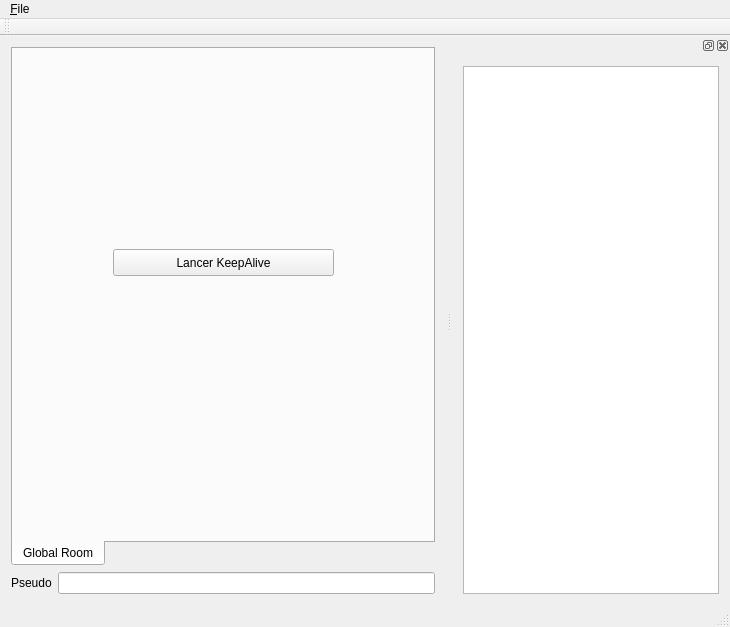
jerem3189/ChatReparti, file Version 1/Client/src/mainwindow.ui: the form before one commit.
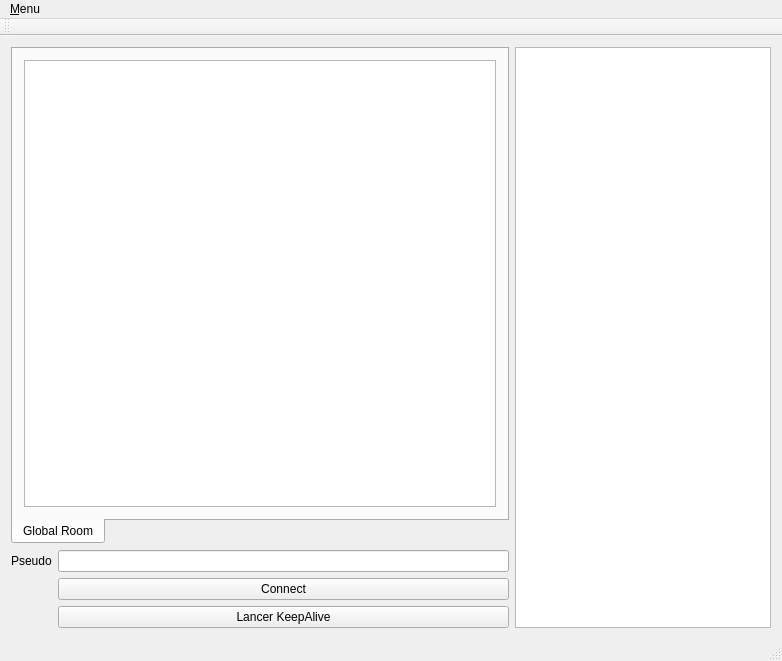
The form after the commit.

```diff
--- a/Version 1/Client/src/mainwindow.ui
+++ b/Version 1/Client/src/mainwindow.ui
@@ -6,8 +6,8 @@
    <rect>
     <x>0</x>
     <y>0</y>
-    <width>730</width>
-    <height>627</height>
+    <width>782</width>
+    <height>661</height>
    </rect>
   </property>
   <property name="windowTitle">
@@ -15,6 +15,13 @@
   </property>
   <widget class="QWidget" name="centralWidget">
    <layout class="QGridLayout" name="gridLayout">
+    <item row="3" column="1">
+     <widget class="QPushButton" name="button_keep_alive">
+      <property name="text">
+       <string>Lancer KeepAlive</string>
+      </property>
+     </widget>
+    </item>
     <item row="0" column="0" colspan="2">
      <widget class="QTabWidget" name="QTabWidget_onglets">
       <property name="tabPosition">
@@ -30,19 +37,11 @@
        <attribute name="title">
         <string>Global Room</string>
        </attribute>
-       <widget class="QPushButton" name="button_keep_alive">
-        <property name="geometry">
-         <rect>
-          <x>100</x>
-          <y>200</y>
-          <width>221</width>
-          <height>27</height>
-         </rect>
-        </property>
-        <property name="text">
-         <string>Lancer KeepAlive</string>
-        </property>
-       </widget>
+       <layout class="QVBoxLayout" name="verticalLayout_2">
+        <item>
+         <widget class="QTextEdit" name="textEdit"/>
+        </item>
+       </layout>
       </widget>
      </widget>
     </item>
@@ -56,6 +55,23 @@
     <item row="1" column="1">
      <widget class="QLineEdit" name="lineEdit"/>
     </item>
+    <item row="2" column="1">
+     <widget class="QPushButton" name="button_connect">
+      <property name="text">
+       <string>Connect</string>
+      </property>
+     </widget>
+    </item>
+    <item row="0" column="3" rowspan="4">
+     <widget class="QListView" name="listView">
+      <property name="sizePolicy">
+       <sizepolicy hsizetype="Minimum" vsizetype="Expanding">
+        <horstretch>0</horstretch>
+        <verstretch>0</verstretch>
+       </sizepolicy>
+      </property>
+     </widget>
+    </item>
    </layout>
   </widget>
   <widget class="QMenuBar" name="menuBar">
@@ -63,13 +79,13 @@
     <rect>
      <x>0</x>
      <y>0</y>
-     <width>730</width>
+     <width>782</width>
      <height>25</height>
     </rect>
    </property>
    <widget class="QMenu" name="menu_File">
     <property name="title">
-     <string>&amp;File</string>
+     <string>&amp;Menu</string>
     </property>
    </widget>
    <addaction name="menu_File"/>
@@ -83,18 +99,16 @@
    </attribute>
   </widget>
   <widget class="QStatusBar" name="statusBar"/>
-  <widget class="QDockWidget" name="dockWidget">
-   <attribute name="dockWidgetArea">
-    <number>2</number>
-   </attribute>
-   <widget class="QWidget" name="dockWidgetContents_3">
-    <layout class="QVBoxLayout" name="verticalLayout">
-     <item>
-      <widget class="QListView" name="listView"/>
-     </item>
-    </layout>
-   </widget>
-  </widget>
+  <action name="action_Connexion_au_serveur">
+   <property name="text">
+    <string>&amp;Connexion au serveur</string>
+   </property>
+  </action>
+  <action name="actionErger">
+   <property name="text">
+    <string>erger</string>
+   </property>
+  </action>
  </widget>
  <layoutdefault spacing="6" margin="11"/>
  <resources/>
```
Left out of the diff: 3 changed lines with no effect on the pictures.
